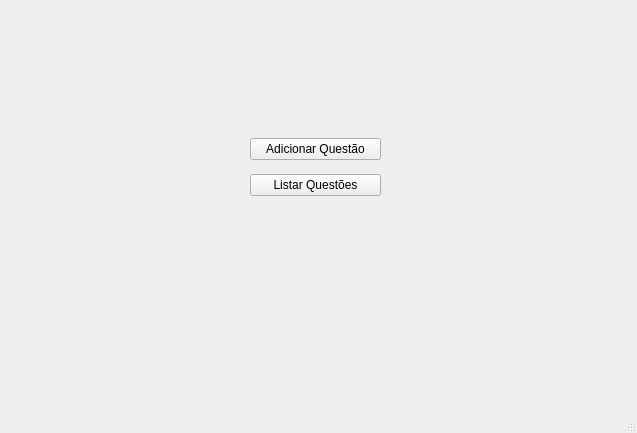
This is anatomy/mainwindow.ui in caiovosilva/anatomy as Qt 5 draws it before an edit. The edited form follows.
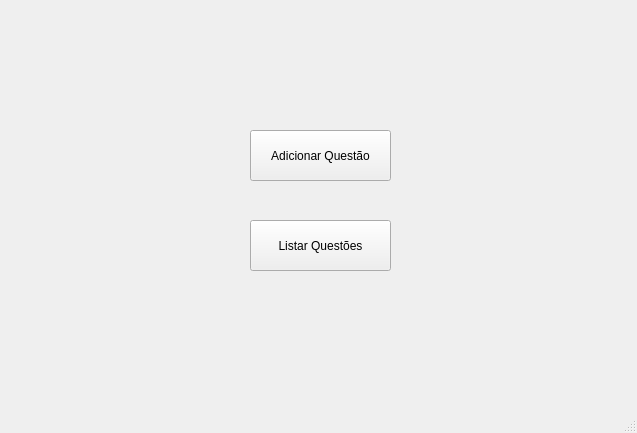
This is the edited form.

Commit message: adicionada a pagina para listar as questoes

Patch:
```diff
--- a/anatomy/mainwindow.ui
+++ b/anatomy/mainwindow.ui
@@ -14,31 +14,31 @@
    <string>MainWindow</string>
   </property>
   <widget class="QWidget" name="centralwidget">
-   <widget class="QWidget" name="">
+   <widget class="QPushButton" name="pushButton">
     <property name="geometry">
      <rect>
       <x>250</x>
       <y>130</y>
-      <width>131</width>
-      <height>76</height>
+      <width>141</width>
+      <height>51</height>
      </rect>
     </property>
-    <layout class="QVBoxLayout" name="verticalLayout">
-     <item>
-      <widget class="QPushButton" name="pushButton">
-       <property name="text">
-        <string>Adicionar Questão</string>
-       </property>
-      </widget>
-     </item>
-     <item>
-      <widget class="QPushButton" name="pushButton_2">
-       <property name="text">
-        <string>Listar Questões</string>
-       </property>
-      </widget>
-     </item>
-    </layout>
+    <property name="text">
+     <string>Adicionar Questão</string>
+    </property>
+   </widget>
+   <widget class="QPushButton" name="pushButton_2">
+    <property name="geometry">
+     <rect>
+      <x>250</x>
+      <y>220</y>
+      <width>141</width>
+      <height>51</height>
+     </rect>
+    </property>
+    <property name="text">
+     <string>Listar Questões</string>
+    </property>
    </widget>
   </widget>
   <widget class="QMenuBar" name="menubar">
```
The commit also changes 8 other files.
